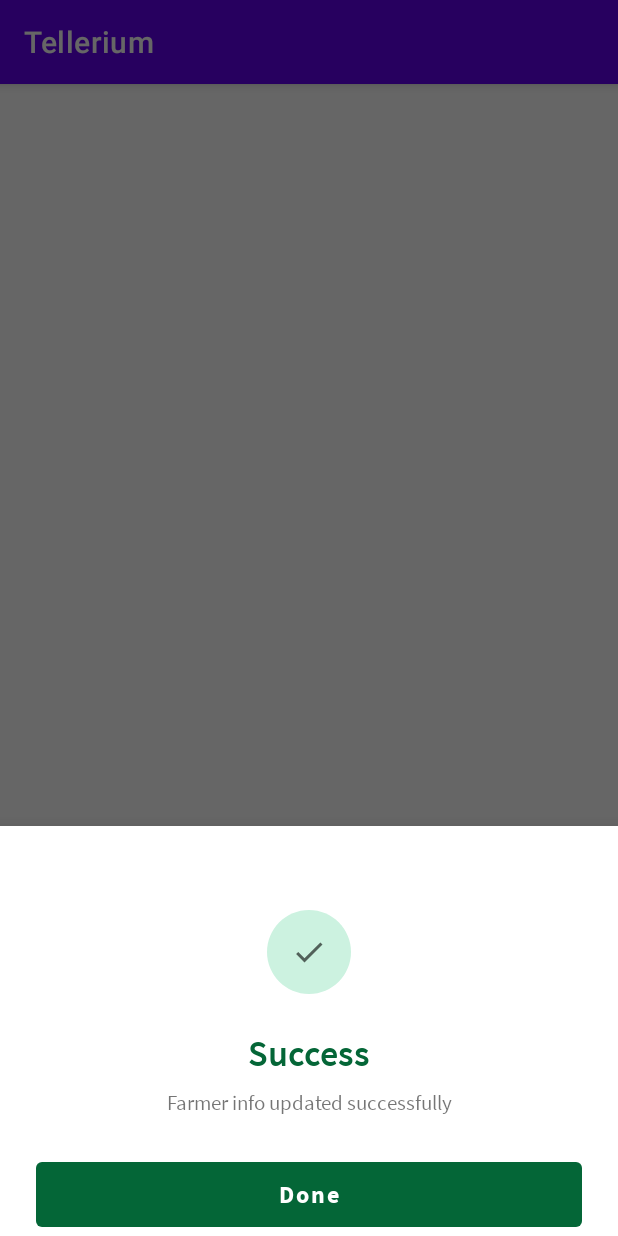
After one commit to clevmania/Tellerium, an Android app: the fragment SuccessFragment shown on its own in the app's theme, on a phone screen of 412 x 824 dp. The commit adds this screen. Run offline under Robolectric (Android 15) with nearby library versions, the phone set to English and light mode, and no system bars; our stand-ins replace CircleImageView; network calls fail.

Commit message:
feat: designed success dialog

```diff
--- /dev/null
+++ b/app/src/main/java/com/clevmania/tellerium/ui/update/success/SuccessFragment.kt
@@ -0,0 +1,31 @@
+package com.clevmania.tellerium.ui.update.success
+
+import android.os.Bundle
+import android.view.LayoutInflater
+import android.view.View
+import android.view.ViewGroup
+import com.clevmania.tellerium.R
+import com.google.android.material.bottomsheet.BottomSheetDialogFragment
+import kotlinx.android.synthetic.main.success_fragment.*
+
+class SuccessFragment : BottomSheetDialogFragment() {
+
+    companion object {
+        fun newInstance() = SuccessFragment()
+    }
+
+    override fun onCreateView(
+        inflater: LayoutInflater, container: ViewGroup?,
+        savedInstanceState: Bundle?
+    ): View? {
+        return inflater.inflate(R.layout.success_fragment, container, false)
+    }
+
+    override fun onViewCreated(view: View, savedInstanceState: Bundle?) {
+        super.onViewCreated(view, savedInstanceState)
+        mbDone.setOnClickListener {
+            // Navigate to dashboard
+        }
+    }
+
+}
--- /dev/null
+++ b/app/src/main/res/drawable/ic_check_mark.xml
@@ -0,0 +1,10 @@
+<vector xmlns:android="http://schemas.android.com/apk/res/android"
+    android:width="24dp"
+    android:height="24dp"
+    android:viewportWidth="24"
+    android:viewportHeight="24"
+    android:tint="?attr/colorControlNormal">
+    <path
+        android:fillColor="@android:color/white"
+        android:pathData="M9,16.17L4.83,12l-1.42,1.41L9,19 21,7l-1.41,-1.41z"/>
+</vector>
--- /dev/null
+++ b/app/src/main/res/drawable/ic_success.xml
@@ -0,0 +1,23 @@
+<?xml version="1.0" encoding="utf-8"?>
+<vector
+    xmlns:android="http://schemas.android.com/apk/res/android"
+    android:width="56dp"
+    android:height="56dp"
+    android:viewportWidth="56"
+    android:viewportHeight="56"
+    >
+
+    <group>
+
+        <clip-path
+            android:pathData="M56 28C56 43.464 43.464 56 28 56C12.536 56 0 43.464 0 28C0 12.536 12.536 0 28 0C43.464 0 56 12.536 56 28Z"
+            />
+
+        <path
+            android:pathData="M0 0V56H56V0"
+            android:fillColor="#CCF2E0"
+            />
+
+    </group>
+
+</vector>
--- /dev/null
+++ b/app/src/main/res/layout/success_fragment.xml
@@ -0,0 +1,62 @@
+<?xml version="1.0" encoding="utf-8"?>
+<androidx.constraintlayout.widget.ConstraintLayout xmlns:android="http://schemas.android.com/apk/res/android"
+    xmlns:app="http://schemas.android.com/apk/res-auto"
+    xmlns:tools="http://schemas.android.com/tools"
+    android:layout_width="match_parent"
+    android:layout_height="match_parent"
+    tools:context=".ui.update.success.SuccessFragment">
+
+
+    <ImageView
+        android:id="@+id/imageView2"
+        android:layout_width="56dp"
+        android:layout_height="56dp"
+        android:layout_marginTop="56dp"
+        android:scaleType="center"
+        android:background="@drawable/ic_success"
+        app:layout_constraintEnd_toEndOf="parent"
+        app:layout_constraintStart_toStartOf="parent"
+        app:layout_constraintTop_toTopOf="parent"
+        android:src="@drawable/ic_check_mark" />
+
+    <TextView
+        android:id="@+id/textView3"
+        android:layout_width="wrap_content"
+        android:layout_height="wrap_content"
+        android:layout_marginTop="24dp"
+        android:text="Success"
+        android:textSize="24sp"
+        android:textColor="@color/colorPrimaryButton"
+        android:fontFamily="@font/source_sans_pro_semi_bold"
+        app:layout_constraintEnd_toEndOf="parent"
+        app:layout_constraintStart_toStartOf="parent"
+        app:layout_constraintTop_toBottomOf="@+id/imageView2" />
+
+    <TextView
+        android:id="@+id/textView4"
+        android:layout_width="wrap_content"
+        android:layout_height="wrap_content"
+        android:layout_marginTop="8dp"
+        android:fontFamily="@font/source_sans_pro_regular"
+        android:text="Farmer info updated successfully"
+        app:layout_constraintEnd_toEndOf="parent"
+        app:layout_constraintStart_toStartOf="parent"
+        app:layout_constraintTop_toBottomOf="@+id/textView3" />
+
+    <com.google.android.material.button.MaterialButton
+        android:id="@+id/mbDone"
+        android:layout_width="0dp"
+        android:layout_height="@dimen/button_height"
+        android:fontFamily="@font/source_sans_pro_bold"
+        android:text="@string/done"
+        android:textAllCaps="false"
+        android:layout_marginTop="24dp"
+        android:layout_marginStart="24dp"
+        android:layout_marginEnd="24dp"
+        android:textColor="@color/colorWhite"
+        android:textSize="16sp"
+        app:backgroundTint="@color/colorAccent"
+        app:layout_constraintEnd_toEndOf="parent"
+        app:layout_constraintStart_toStartOf="parent"
+        app:layout_constraintTop_toBottomOf="@+id/textView4" />
+</androidx.constraintlayout.widget.ConstraintLayout>
--- a/app/src/main/res/values/colors.xml
+++ b/app/src/main/res/values/colors.xml
@@ -2,7 +2,7 @@
 <resources>
     <color name="colorPrimary">#6200EE</color>
     <color name="colorPrimaryDark">#3700B3</color>
-    <color name="colorAccent">#03DAC5</color>
+    <color name="colorAccent">#046637</color>
     <color name="colorTextPrimary">#211F1F</color>
     <color name="colorTextSecondary">#6E6E6E</color>
     <color name="colorBlack">#000000</color>
--- a/app/src/main/res/values/strings.xml
+++ b/app/src/main/res/values/strings.xml
@@ -27,4 +27,5 @@
 <!--    <string name="google_maps_key" translatable="false">AIzaSyB_qsP8AOP_P0Md1Pz-48TDaJYjTP3vbjo</string>-->
     <string name="google_maps_key" translatable="false">AIzaSyDZfqcOO19TAdGmupEa1sV3MCBJqRwLfbQ</string>
     <string name="save">Save</string>
+    <string name="done">Done</string>
 </resources>
```
